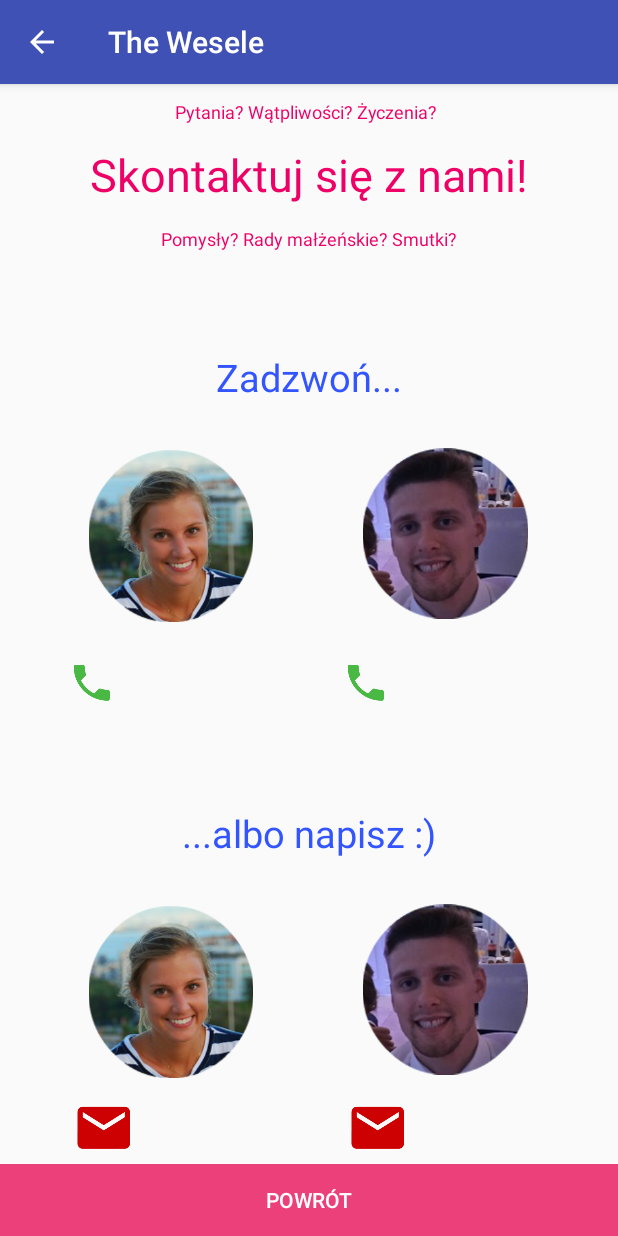
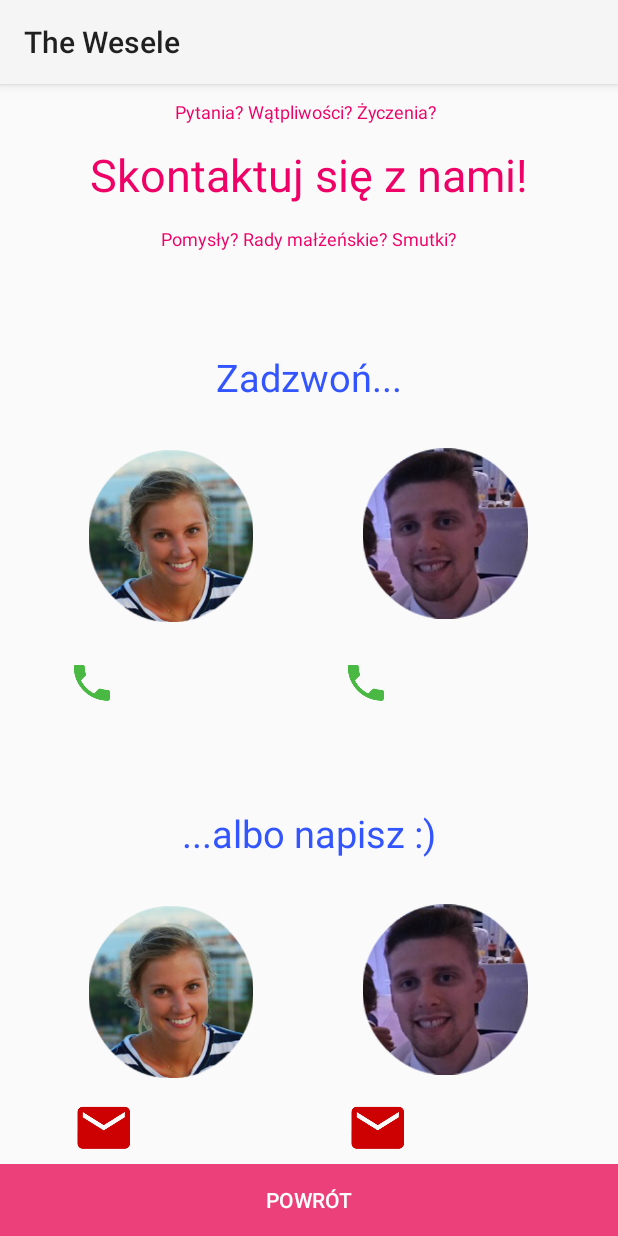
Before and after one commit to rafaluk/TheWesele, an Android app: the screen it shows after launch (ContactActivity), after a tap on "KONTAKT Z NAMI", on a phone screen of 412 x 824 dp. Run offline under Robolectric (Android 15) with nearby library versions, the phone set to English and light mode, and no system bars; 1 other tap on this screen came first.

Commit message:
portret zawsze. suchy action bar.

```diff
--- a/app/src/main/java/com/example/rafalklat/thewesele/ContactActivity.java
+++ b/app/src/main/java/com/example/rafalklat/thewesele/ContactActivity.java
@@ -5,6 +5,7 @@ import android.media.Image;
 import android.net.Uri;
 import android.support.v7.app.AppCompatActivity;
 import android.os.Bundle;
+import android.support.v7.widget.Toolbar;
 import android.view.View;
 import android.widget.Button;
 import android.widget.ImageView;
@@ -15,7 +16,9 @@ public class ContactActivity extends AppCompatActivity {
     protected void onCreate(Bundle savedInstanceState) {
         super.onCreate(savedInstanceState);
         setContentView(R.layout.activity_contact);
-        getSupportActionBar().setDisplayHomeAsUpEnabled(true);
+       // getSupportActionBar().setDisplayHomeAsUpEnabled(true);
+        Toolbar actionBar = (Toolbar) findViewById(R.id.actionBar);
+        setSupportActionBar(actionBar);
 
         Button back = (Button) findViewById(R.id.back);
         ImageView asiniTel = (ImageView) findViewById(R.id.asiniTel);
--- a/app/src/main/java/com/example/rafalklat/thewesele/DetailsActivity.java
+++ b/app/src/main/java/com/example/rafalklat/thewesele/DetailsActivity.java
@@ -3,6 +3,7 @@ package com.example.rafalklat.thewesele;
 import android.content.Intent;
 import android.support.v7.app.AppCompatActivity;
 import android.os.Bundle;
+import android.support.v7.widget.Toolbar;
 import android.view.View;
 import android.widget.Button;
 
@@ -14,6 +15,9 @@ public class DetailsActivity extends AppCompatActivity {
         setContentView(R.layout.activity_details);
         getSupportActionBar().setDisplayHomeAsUpEnabled(true);
 
+        Toolbar actionBar = (Toolbar) findViewById(R.id.actionBar);
+        setSupportActionBar(actionBar);
+
         Button back = (Button) findViewById(R.id.back);
 
         back.setOnClickListener(new View.OnClickListener() {
--- a/app/src/main/java/com/example/rafalklat/thewesele/MainActivity.java
+++ b/app/src/main/java/com/example/rafalklat/thewesele/MainActivity.java
@@ -7,6 +7,7 @@ import android.graphics.drawable.ColorDrawable;
 import android.os.CountDownTimer;
 import android.support.v7.app.AppCompatActivity;
 import android.os.Bundle;
+import android.support.v7.widget.Toolbar;
 import android.util.Log;
 import android.view.View;
 import android.widget.Button;
@@ -29,6 +30,9 @@ public class MainActivity extends AppCompatActivity {
     protected void onCreate(Bundle savedInstanceState) {
         super.onCreate(savedInstanceState);
         setContentView(R.layout.activity_main);
+
+        Toolbar actionBar = (Toolbar) findViewById(R.id.actionBar);
+        setSupportActionBar(actionBar);
 
         days = (TextView) findViewById(R.id.days);
         hours = (TextView) findViewById(R.id.hours);
--- a/app/src/main/res/layout/activity_contact.xml
+++ b/app/src/main/res/layout/activity_contact.xml
@@ -1,12 +1,20 @@
 <?xml version="1.0" encoding="utf-8"?>
 <LinearLayout xmlns:android="http://schemas.android.com/apk/res/android"
     xmlns:tools="http://schemas.android.com/tools"
+    xmlns:app="http://schemas.android.com/apk/res-auto"
     android:id="@+id/activity_contact"
     android:layout_width="match_parent"
     android:layout_height="match_parent"
     android:orientation="vertical"
     tools:context="com.example.rafalklat.thewesele.ContactActivity">
-
+    <android.support.v7.widget.Toolbar
+        android:id="@+id/actionBar"
+        android:layout_width="match_parent"
+        android:layout_height="?attr/actionBarSize"
+        android:background="?attr/colorPrimary"
+        android:elevation="4dp"
+        android:theme="@style/ThemeOverlay.AppCompat.ActionBar"
+        app:popupTheme="@style/ThemeOverlay.AppCompat.Light"/>
     <RelativeLayout
         android:layout_marginTop="10dp"
         android:layout_width="match_parent"
```
Also changed, not shown: app/src/main/AndroidManifest.xml (+6 -3 lines), app/src/main/res/layout/activity_details.xml (+8 -0 lines), app/src/main/res/layout/activity_main.xml (+8 -0 lines).
